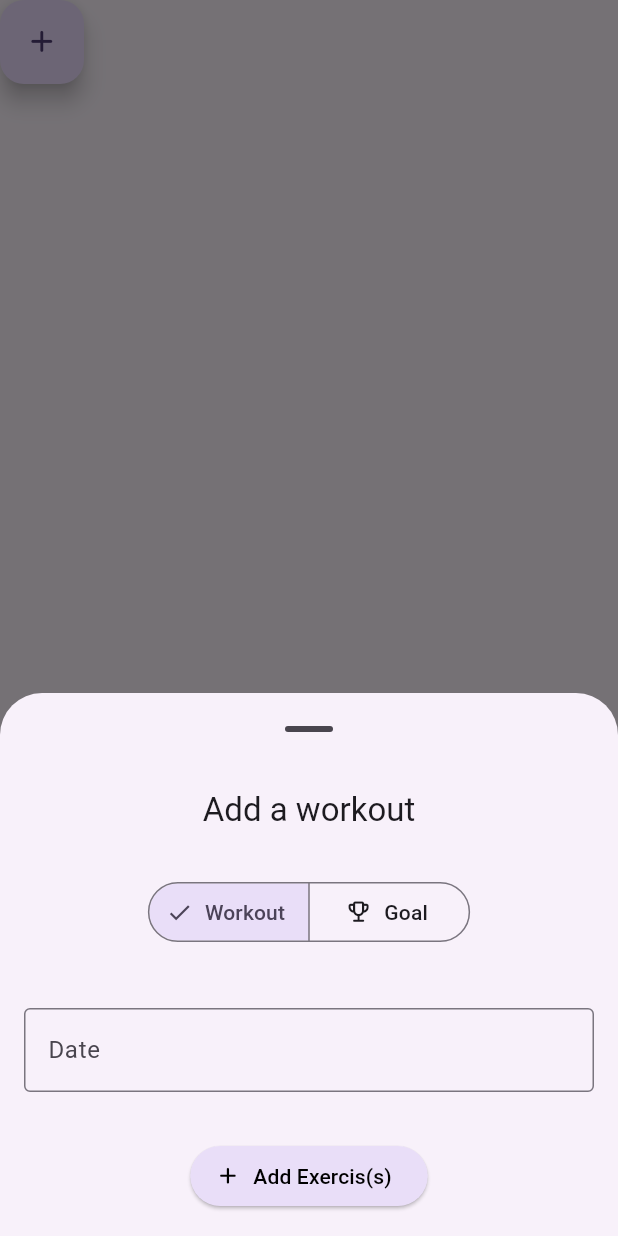
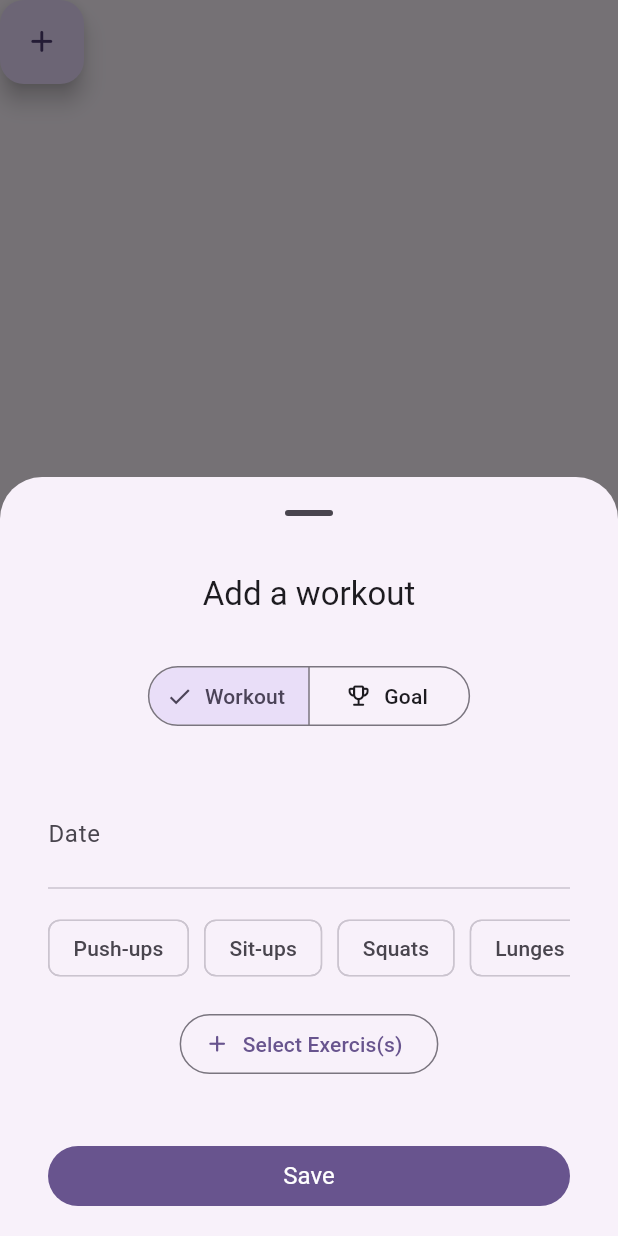
Before and after one commit to jan-kuwert/routine, a Flutter app: the AddSheet widget shown alone on an empty page, opened directly with empty values, after a tap on an icon or button, on a phone screen of 412 x 824 dp. Run offline on Flutter 3.47's test engine with Material 3 defaults, Android fonts, the light colour scheme and no system bars; our stand-ins replace isar; accounts and stored records are empty; generated files the repository leaves out were written again.

Commit message:
udpate exercise selection

```diff
--- a/lib/sport/add_sheet.dart
+++ b/lib/sport/add_sheet.dart
@@ -17,7 +17,11 @@ class _AddSheetState extends State<AddSheet> {
   final TextEditingController _nameController = TextEditingController();
   final TextEditingController _descriptionController = TextEditingController();
   final TextEditingController _dateController = TextEditingController();
-  final DateTime _selectedDate = DateTime.now();
+
+  final DateTime _workoutDate = DateTime.now();
+  final DateTime _goalStartDate = DateTime.now();
+  final DateTime _goalEndDate = DateTime.now();
+
   late String _selectedType = 'Workout';
   final List<String> _selectedExercises = [];
   final List<String> _exercises = [
@@ -40,12 +44,13 @@ class _AddSheetState extends State<AddSheet> {
             return Padding(
               padding: EdgeInsets.only(
                 bottom: MediaQuery.of(context).viewInsets.bottom,
+                left: 16.0,
+                right: 16.0,
               ),
               child: SingleChildScrollView(
                 child: Padding(
                   padding: const EdgeInsets.all(16.0),
                   child: Column(
-                    mainAxisSize: MainAxisSize.min,
                     children: <Widget>[
                       Text(
                         'Add a ${_selectedType.toLowerCase()}',
@@ -76,8 +81,8 @@ class _AddSheetState extends State<AddSheet> {
                       if (_selectedType == 'Workout')
                         Column(
                           children: [
-                            DateInputWidget(selectedDate: _selectedDate),
-                            const SizedBox(height: 16),
+                            DateInputWidget(
+                                selectedDate: _workoutDate, dateLabel: 'Date'),
                           ],
                         ),
                       if (_selectedType == 'Goal')
@@ -85,43 +90,81 @@ class _AddSheetState extends State<AddSheet> {
                           children: [
                             TextField(
                               controller: _nameController,
-                              decoration: const InputDecoration(
-                                labelText: 'Goal Name',
-                                border: OutlineInputBorder(),
+                              decoration: InputDecoration(
+                                labelText: 'Goal Title',
+                                border: InputBorder.none,
+                                floatingLabelStyle: TextStyle(
+                                  color:
+                                      Theme.of(context).colorScheme.secondary,
                                 ),
                               ),
+                            ),
+                            const Divider(),
+                            DateInputWidget(
+                                selectedDate: _goalStartDate,
+                                dateLabel: 'Start Date'),
                             const SizedBox(height: 16),
-                            TextField(
-                              controller: _descriptionController,
-                              decoration: const InputDecoration(
-                                labelText: 'Description',
-                                border: OutlineInputBorder(),
-                              ),
-                            ),
+                            DateInputWidget(
+                                selectedDate: _goalEndDate,
+                                dateLabel: 'End Date'),
                           ],
                         ),
-                      Column(
-                        children: _selectedExercises
+                      const Divider(),
+                      const SizedBox(
+                        height: 8.0,
+                      ),
+                      SingleChildScrollView(
+                        scrollDirection: Axis.horizontal,
+                        child: Row(
+                          children: _exercises
                               .map(
-                              (exercise) => ListTile(
-                                title: Text(exercise),
-                                trailing: IconButton(
-                                  icon: const Icon(RoutineIconPack.delete),
-                                  onPressed: () {
+                                (exercise) => Padding(
+                                  padding: const EdgeInsets.only(right: 10.0),
+                                  child: FilterChip(
+                                    label: Text(exercise),
+                                    selected:
+                                        _selectedExercises.contains(exercise),
+                                    onSelected: (bool selected) {
                                       setState(() {
+                                        if (selected) {
+                                          _selectedExercises.add(exercise);
+                                        } else {
                                           _selectedExercises.remove(exercise);
+                                        }
                                       });
                                     },
+                                    selectedColor:
+                                        Theme.of(context).colorScheme.primary,
+                                    backgroundColor: Theme.of(context)
+                                        .colorScheme
+                                        .surfaceContainerLow,
                                   ),
                                 ),
                               )
                               .toList(),
                         ),
+                      ),
                       const SizedBox(height: 16),
                       SelectDialog(
                         list: _exercises,
                         selectedList: _selectedExercises,
-                        title: 'Add Exercise(s)',
+                        title: 'Select Exercise(s)',
+                      ),
+                      const SizedBox(height: 40),
+                      SizedBox(
+                        width: double.infinity,
+                        child: FilledButton(
+                          style: ButtonStyle(
+                            textStyle: WidgetStateProperty.all<TextStyle>(
+                              const TextStyle(
+                                  fontSize: 16.0), // Increased font size
+                            ),
+                          ),
+                          onPressed: () {
+                            Navigator.pop(context);
+                          },
+                          child: const Text('Save'),
+                        ),
                       ),
                     ],
                   ),
--- a/lib/sport/date_input.dart
+++ b/lib/sport/date_input.dart
@@ -2,8 +2,10 @@ import 'package:flutter/material.dart';
 
 class DateInputWidget extends StatefulWidget {
   final DateTime selectedDate;
+  final String dateLabel;
 
-  const DateInputWidget({super.key, required this.selectedDate});
+  const DateInputWidget(
+      {super.key, required this.selectedDate, required this.dateLabel});
 
   @override
   State<DateInputWidget> createState() => _DateInputWidgetState();
@@ -16,7 +18,6 @@ class _DateInputWidgetState extends State<DateInputWidget> {
   @override
   void initState() {
     super.initState();
-    widget.selectedDate;
     _dateFocusNode.addListener(() {
       if (_dateFocusNode.hasFocus) {
         _selectDate();
@@ -40,9 +41,7 @@ class _DateInputWidgetState extends State<DateInputWidget> {
     );
     if (picked != null) {
       setState(() {
-        // setState(() {
-        //   widget.selectedDate = picked;
-        // });
+        // widget.selectedDate = picked;
         _dateController.text = "${picked.toLocal()}".split(' ')[0];
       });
     }
@@ -55,10 +54,11 @@ class _DateInputWidgetState extends State<DateInputWidget> {
       children: [
         TextField(
           controller: _dateController,
+          readOnly: true,
           focusNode: _dateFocusNode,
-          decoration: const InputDecoration(
-            labelText: 'Date',
-            border: OutlineInputBorder(),
+          decoration: InputDecoration(
+            labelText: widget.dateLabel,
+            border: InputBorder.none,
           ),
         ),
         // Other widgets...
--- a/lib/sport/select_dialog.dart
+++ b/lib/sport/select_dialog.dart
@@ -74,14 +74,10 @@ class _SelectDialogState extends State<SelectDialog> {
 
   @override
   Widget build(BuildContext context) {
-    return ElevatedButton.icon(
+    return OutlinedButton.icon(
       onPressed: () => _showExerciseSelectionDialog(context),
-      label: const Text('Add Exercis(s)'),
+      label: const Text('Select Exercis(s)'),
       icon: const Icon(RoutineIconPack.add),
-      style: ElevatedButton.styleFrom(
-        foregroundColor: Colors.black,
-        backgroundColor: Theme.of(context).colorScheme.secondaryContainer,
-      ),
     );
   }
 }
```
Lines whose indentation alone changed are shown as unchanged.
